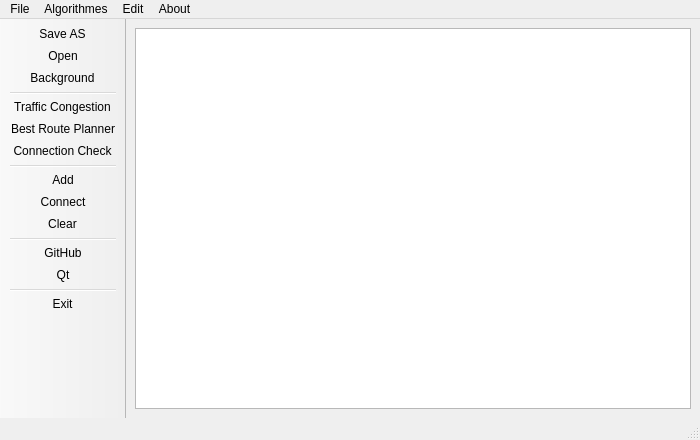
Above: mainwindow.ui from VladosYetti/CourseWork-TrafficLights-KNT-119 before the change. Below: the same form after it.
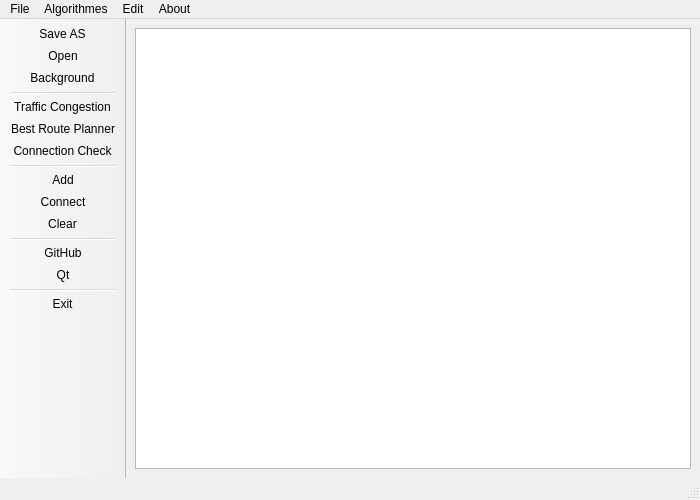
That is the form after the change. Icons and pictures are not drawn.

The edit to the form file:
```diff
--- a/mainwindow.ui
+++ b/mainwindow.ui
@@ -7,19 +7,19 @@
     <x>0</x>
     <y>0</y>
     <width>700</width>
-    <height>440</height>
+    <height>500</height>
    </rect>
   </property>
   <property name="minimumSize">
    <size>
     <width>700</width>
-    <height>440</height>
+    <height>500</height>
    </size>
   </property>
   <property name="maximumSize">
    <size>
-    <width>700</width>
-    <height>440</height>
+    <width>750</width>
+    <height>550</height>
    </size>
   </property>
   <property name="windowTitle">
```
